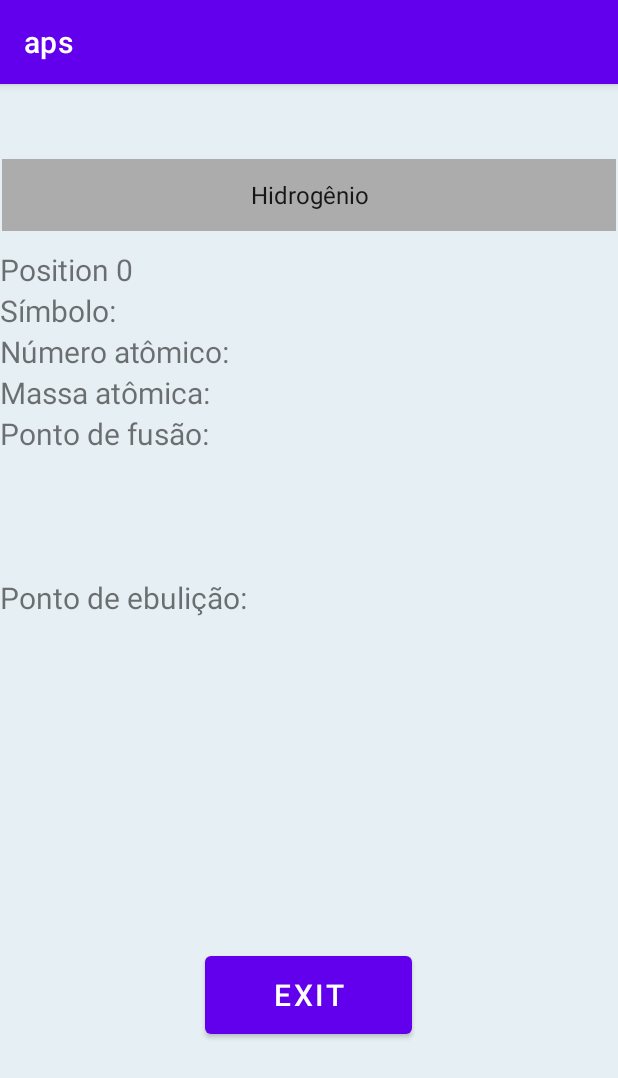
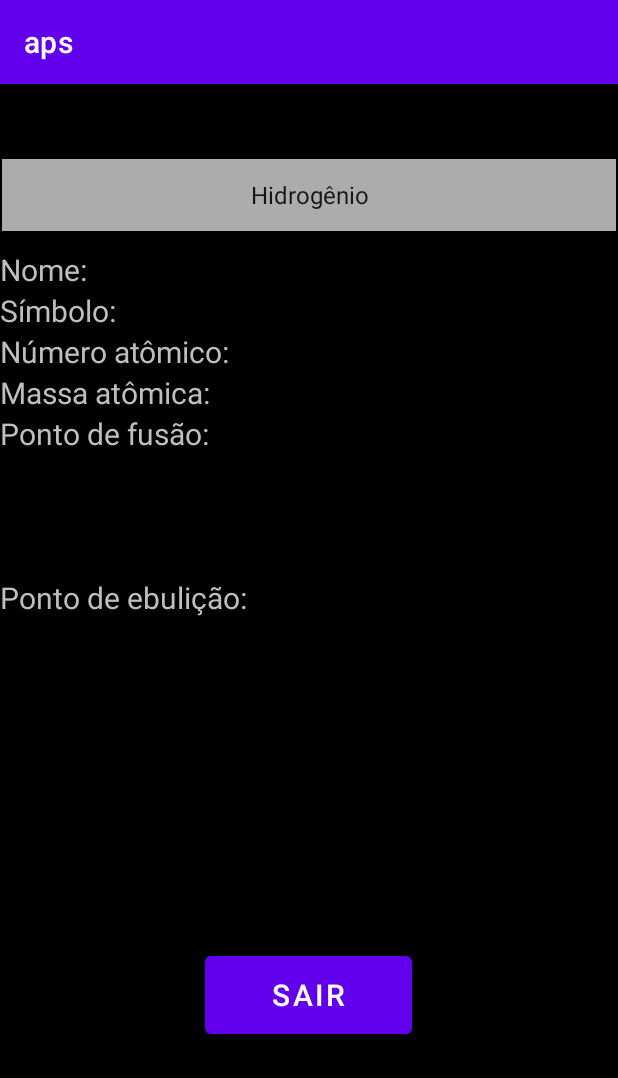
Before and after one commit to yuriel-v/aps, an Android app: the screen it shows after launch (MainActivity), on a phone screen of 412 x 824 dp. Shown: the top 1078 px of the screen. Run offline under Robolectric (Android 15) with nearby library versions, the phone set to English and light mode, and no system bars; libraries missing offline, so code that uses them is left out: org.yaml.snakeyaml; pictures from the network do not load; 19 statements that could not run were skipped.

Commit message:
Change another bunch of shit
- Add network permission to manifest
- Disable strict mode's no network on main thread policy
- Change some floats to doubles
- Change UI to a dark theme feel
- Fix periodic table instancing and text listeners

```diff
--- a/app/src/main/AndroidManifest.xml
+++ b/app/src/main/AndroidManifest.xml
@@ -2,6 +2,7 @@
 <manifest xmlns:android="http://schemas.android.com/apk/res/android"
     xmlns:tools="http://schemas.android.com/tools">
 
+    <uses-permission android:name="android.permission.INTERNET"/>
     <application
         android:allowBackup="true"
         android:dataExtractionRules="@xml/data_extraction_rules"
--- a/app/src/main/java/com/example/aps/MainActivity.java
+++ b/app/src/main/java/com/example/aps/MainActivity.java
@@ -60,12 +60,51 @@ public class MainActivity extends AppCompatActivity {
     private void addTextListener()
     {
         Spinner spinner = findViewById(R.id.dropdown);
-        TextView text = findViewById(R.id.title_name);
         spinner.setOnItemSelectedListener(new AdapterView.OnItemSelectedListener() {
             @Override
             public void onItemSelected(AdapterView<?> parentView, View selectedItemView, int position, long id) {
-                text.setText(String.format("Position %d", position));
-                // Here you change your value or do whatever you want
+                TextView elementName = findViewById(R.id.chosen_name);
+                TextView elementNumber = findViewById(R.id.chosen_number);
+                TextView elementSymbol = findViewById(R.id.chosen_symbol);
+                TextView elementMass = findViewById(R.id.chosen_mass);
+                TextView elementBoilingKelvin = findViewById(R.id.chosen_boiling_kelvin);
+                TextView elementBoilingCelsius = findViewById(R.id.chosen_boiling_celsius);
+                TextView elementBoilingFahrenheit = findViewById(R.id.chosen_boiling_fahrenheit);
+                TextView elementMeltingKelvin = findViewById(R.id.chosen_melting_kelvin);
+                TextView elementMeltingCelsius = findViewById(R.id.chosen_melting_celsius);
+                TextView elementMeltingFahrenheit = findViewById(R.id.chosen_melting_fahrenheit);
+
+                PeriodicElement chosenElement = table.getElementByIndex((short) position);
+                elementName.setText(chosenElement.name);
+                elementNumber.setText(Integer.toString(chosenElement.number));
+                elementSymbol.setText(chosenElement.symbol);
+                elementMass.setText(chosenElement.mass);
+                if (Double.isNaN(chosenElement.boilingPoint))
+                {
+                    elementBoilingKelvin.setText("Desconhecido");
+                    elementBoilingCelsius.setText("Desconhecido");
+                    elementBoilingFahrenheit.setText("Desconhecido");
+                }
+                else
+                {
+                    double[] temperatures = Temperature.calcTemperature(TemperatureType.KELVIN, chosenElement.boilingPoint);
+                    elementBoilingKelvin.setText(String.format("%.1f K", chosenElement.boilingPoint));
+                    elementBoilingCelsius.setText(String.format("%.1f ºC", temperatures[0]));
+                    elementBoilingFahrenheit.setText(String.format("%.1f ºF", temperatures[1]));
+                }
+                if (Double.isNaN(chosenElement.meltingPoint))
+                {
+                    elementMeltingKelvin.setText("Desconhecido");
+                    elementMeltingCelsius.setText("Desconhecido");
+                    elementMeltingFahrenheit.setText("Desconhecido");
+                }
+                else
+                {
+                    double[] temperatures = Temperature.calcTemperature(TemperatureType.KELVIN, chosenElement.meltingPoint);
+                    elementMeltingKelvin.setText(String.format("%.1f K", chosenElement.meltingPoint));
+                    elementMeltingCelsius.setText(String.format("%.1f ºC", temperatures[0]));
+                    elementMeltingFahrenheit.setText(String.format("%.1f ºF", temperatures[1]));
+                }
             }
 
             @Override
--- a/app/src/main/java/com/example/aps/PeriodicElement.java
+++ b/app/src/main/java/com/example/aps/PeriodicElement.java
@@ -6,8 +6,8 @@ public class PeriodicElement
     public String symbol;
     public String name;
     public String mass;
-    public float meltingPoint;
-    public float boilingPoint;
+    public double meltingPoint;
+    public double boilingPoint;
     public boolean fetched = false;
 
     public PeriodicElement() { }
--- a/app/src/main/java/com/example/aps/PeriodicTable.java
+++ b/app/src/main/java/com/example/aps/PeriodicTable.java
@@ -1,4 +1,6 @@
 package com.example.aps;
+
+import android.os.StrictMode;
 
 import org.apache.commons.lang3.StringUtils;
 import org.yaml.snakeyaml.Yaml;
@@ -31,20 +33,21 @@ public class PeriodicTable
             PeriodicElement entry = new PeriodicElement();
             entry.name = StringUtils.capitalize(elementName);
             entry.number = i;
+            this.table.add(entry);
             ++i;
         }
     }
 
-    public PeriodicElement getElementByNumber(short number)
+    public PeriodicElement getElementByIndex(short number)
     {
-        if (number < 1 || number > 118) {
+        if (number < 0 || number > 117) {
             return null;
         }
-        PeriodicElement requested = this.table.get(number - 1);
+        PeriodicElement requested = this.table.get(number);
         if (!requested.fetched) {
             try {
                 String json = readUrl(
-                        String.format("https://periodic-table-elements-info.herokuapp.com/element/atomicNumber/%d", number)
+                        String.format("https://periodic-table-elements-info.herokuapp.com/element/atomicNumber/%d", number + 1)
                 );
                 Type type = new TypeToken<List<HashMap<String, Object>>>() {}.getType();
                 List<Map<String, Object>> response = new Gson().fromJson(json, type);
@@ -53,9 +56,10 @@ public class PeriodicTable
                 requested.fetched = true;
                 requested.symbol = (String) element.get("symbol");
                 requested.mass = (String) element.get("atomicMass");
-                requested.meltingPoint = (element.get("meltingPoint") instanceof String) ? Float.NaN : (float) element.get("meltingPoint");
-                requested.boilingPoint = (element.get("boilingPoint") instanceof String) ? Float.NaN : (float) element.get("boilingPoint");
+                requested.meltingPoint = (element.get("meltingPoint") instanceof String) ? Double.NaN : (double) element.get("meltingPoint");
+                requested.boilingPoint = (element.get("boilingPoint") instanceof String) ? Double.NaN : (double) element.get("boilingPoint");
             } catch (Exception e) {
+                e.printStackTrace();
                 return null;
             }
         }
@@ -65,6 +69,10 @@ public class PeriodicTable
     // copied off stack overflow, as expected
     // screw java and its low level apis
     private static String readUrl(String urlString) throws Exception {
+        // cheap fix for network on main thread exception
+        StrictMode.ThreadPolicy policy = new StrictMode.ThreadPolicy.Builder().permitAll().build();
+        StrictMode.setThreadPolicy(policy);
+
         BufferedReader reader = null;
         try {
             URL url = new URL(urlString);
--- a/app/src/main/res/layout/activity_main.xml
+++ b/app/src/main/res/layout/activity_main.xml
@@ -10,6 +10,7 @@
     <LinearLayout
         android:layout_width="match_parent"
         android:layout_height="match_parent"
+        android:background="#000000"
         android:orientation="vertical">
 
         <androidx.constraintlayout.widget.ConstraintLayout
@@ -64,6 +65,7 @@
                     android:layout_width="match_parent"
                     android:layout_height="wrap_content"
                     android:text="@string/element_name"
+                    android:textColor="@android:color/secondary_text_dark"
                     android:textSize="20sp" />
 
                 <TextView
@@ -71,6 +73,7 @@
                     android:layout_width="match_parent"
                     android:layout_height="wrap_content"
                     android:text="@string/element_symbol"
+                    android:textColor="@android:color/secondary_text_dark"
                     android:textSize="20sp" />
 
                 <TextView
@@ -78,6 +81,7 @@
                     android:layout_width="match_parent"
                     android:layout_height="wrap_content"
                     android:text="@string/element_number"
+                    android:textColor="@android:color/secondary_text_dark"
                     android:textSize="20sp" />
 
                 <TextView
@@ -85,6 +89,7 @@
                     android:layout_width="match_parent"
                     android:layout_height="wrap_content"
                     android:text="@string/element_mass"
+                    android:textColor="@android:color/secondary_text_dark"
                     android:textSize="20sp" />
 
                 <TextView
@@ -92,24 +97,28 @@
                     android:layout_width="match_parent"
                     android:layout_height="wrap_content"
                     android:text="@string/element_meltingpt"
+                    android:textColor="@android:color/secondary_text_dark"
                     android:textSize="20sp" />
 
                 <TextView
                     android:id="@+id/blank1"
                     android:layout_width="match_parent"
                     android:layout_height="wrap_content"
+                    android:textColor="@android:color/secondary_text_dark"
                     android:textSize="20sp" />
 
                 <TextView
                     android:id="@+id/blank2"
                     android:layout_width="match_parent"
                     android:layout_height="wrap_content"
+                    android:textColor="@android:color/secondary_text_dark"
                     android:textSize="20sp" />
 
                 <TextView
                     android:id="@+id/blank3"
                     android:layout_width="match_parent"
                     android:layout_height="wrap_content"
+                    android:textColor="@android:color/secondary_text_dark"
                     android:textSize="20sp" />
 
                 <TextView
@@ -117,6 +126,7 @@
                     android:layout_width="match_parent"
                     android:layout_height="wrap_content"
                     android:text="@string/element_boilingpt"
+                    android:textColor="@android:color/secondary_text_dark"
                     android:textSize="20sp" />
             </LinearLayout>
 
@@ -135,72 +145,84 @@
                     android:id="@+id/chosen_name"
                     android:layout_width="match_parent"
                     android:layout_height="wrap_content"
+                    android:textColor="@android:color/secondary_text_dark"
                     android:textSize="20sp" />
 
                 <TextView
                     android:id="@+id/chosen_symbol"
                     android:layout_width="match_parent"
                     android:layout_height="wrap_content"
+                    android:textColor="@android:color/secondary_text_dark"
                     android:textSize="20sp" />
 
                 <TextView
                     android:id="@+id/chosen_number"
                     android:layout_width="match_parent"
                     android:layout_height="wrap_content"
+                    android:textColor="@android:color/secondary_text_dark"
                     android:textSize="20sp" />
 
                 <TextView
                     android:id="@+id/chosen_mass"
                     android:layout_width="match_parent"
                     android:layout_height="wrap_content"
+                    android:textColor="@android:color/secondary_text_dark"
                     android:textSize="20sp" />
 
                 <TextView
                     android:id="@+id/blank4"
                     android:layout_width="match_parent"
                     android:layout_height="wrap_content"
+                    android:textColor="@android:color/secondary_text_dark"
                     android:textSize="20sp" />
 
                 <TextView
                     android:id="@+id/chosen_melting_kelvin"
                     android:layout_width="match_parent"
                     android:layout_height="wrap_content"
+                    android:textColor="@android:color/secondary_text_dark"
                     android:textSize="20sp" />
 
                 <TextView
                     android:id="@+id/chosen_melting_celsius"
                     android:layout_width="match_parent"
                     android:layout_height="wrap_content"
+                    android:textColor="@android:color/secondary_text_dark"
                     android:textSize="20sp" />
 
                 <TextView
                     android:id="@+id/chosen_melting_fahrenheit"
                     android:layout_width="match_parent"
                     android:layout_height="wrap_content"
+                    android:textColor="@android:color/secondary_text_dark"
                     android:textSize="20sp" />
 
                 <TextView
                     android:id="@+id/blank5"
                     android:layout_width="match_parent"
                     android:layout_height="wrap_content"
+                    android:textColor="@android:color/secondary_text_dark"
                     android:textSize="20sp" />
 
                 <TextView
                     android:id="@+id/chosen_boiling_kelvin"
                     android:layout_width="match_parent"
                     android:layout_height="wrap_content"
+                    android:textColor="@android:color/secondary_text_dark"
                     android:textSize="20sp" />
 
                 <TextView
                     android:id="@+id/chosen_boiling_celsius"
                     android:layout_width="match_parent"
                     android:layout_height="wrap_content"
+                    android:textColor="@android:color/secondary_text_dark"
                     android:textSize="20sp" />
 
                 <TextView
                     android:id="@+id/chosen_boiling_fahrenheit"
                     android:layout_width="match_parent"
                     android:layout_height="wrap_content"
+                    android:textColor="@android:color/secondary_text_dark"
                     android:textSize="20sp" />
             </LinearLayout>
 
--- a/app/src/main/res/values-night/strings.xml
+++ b/app/src/main/res/values-night/strings.xml
@@ -1,4 +1,3 @@
-<?xml version="1.0" encoding="utf-8"?>
 <resources>
     <string name="app_name">aps</string>
     <string name="teste1_textbox"><![CDATA[< *2 >]]></string>
@@ -6,10 +5,17 @@
     <string name="exit_btn">Exit</string>
     <string name="hello_world">Hello world!</string>
     <string name="english_btn">English</string>
+    <string name="portuguese_btn">Português</string>
     <string name="teste3_hint">Número</string>
-    <string name="kelvin_typebox">Kelvin</string>
-    <string name="celsius_typebox">Celsius</string>
-    <string name="fahrenheit_typebox">Fahrenheit</string>
+    <string name="kelvin">Kelvin</string>
+    <string name="celsius">Celsius</string>
+    <string name="fahrenheit">Fahrenheit</string>
+    <string name="element_name">Nome:</string>
+    <string name="element_symbol">Símbolo:</string>
+    <string name="element_number">Número atômico:</string>
+    <string name="element_mass">Massa atômica:</string>
+    <string name="element_meltingpt">Ponto de fusão:</string>
+    <string name="element_boilingpt">Ponto de ebulição:</string>
     <string name="element_list">Elemento</string>
     <string-array name="periodic_elements">
         <item>Hidrogênio</item>
--- a/app/src/main/res/values/strings.xml
+++ b/app/src/main/res/values/strings.xml
@@ -2,7 +2,7 @@
     <string name="app_name">aps</string>
     <string name="teste1_textbox"><![CDATA[< *2 >]]></string>
     <string name="teste2_textbox"><![CDATA[< ^2 >]]></string>
-    <string name="exit_btn">Exit</string>
+    <string name="exit_btn">Sair</string>
     <string name="hello_world">Hello world!</string>
     <string name="english_btn">English</string>
     <string name="portuguese_btn">Português</string>
```
